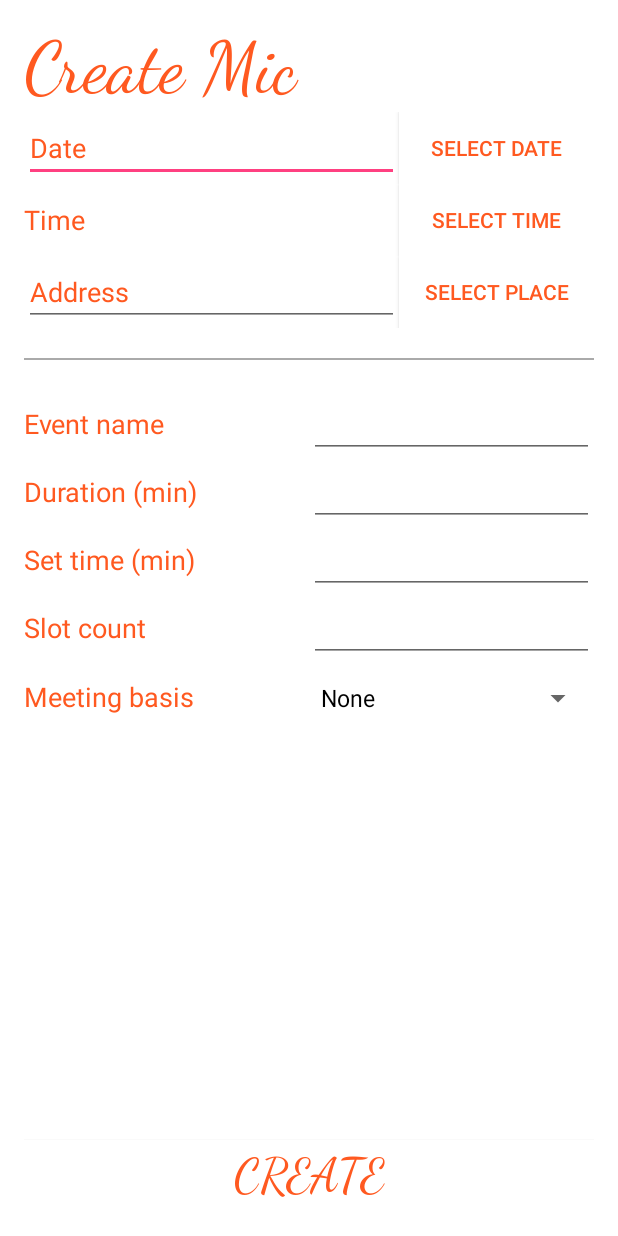
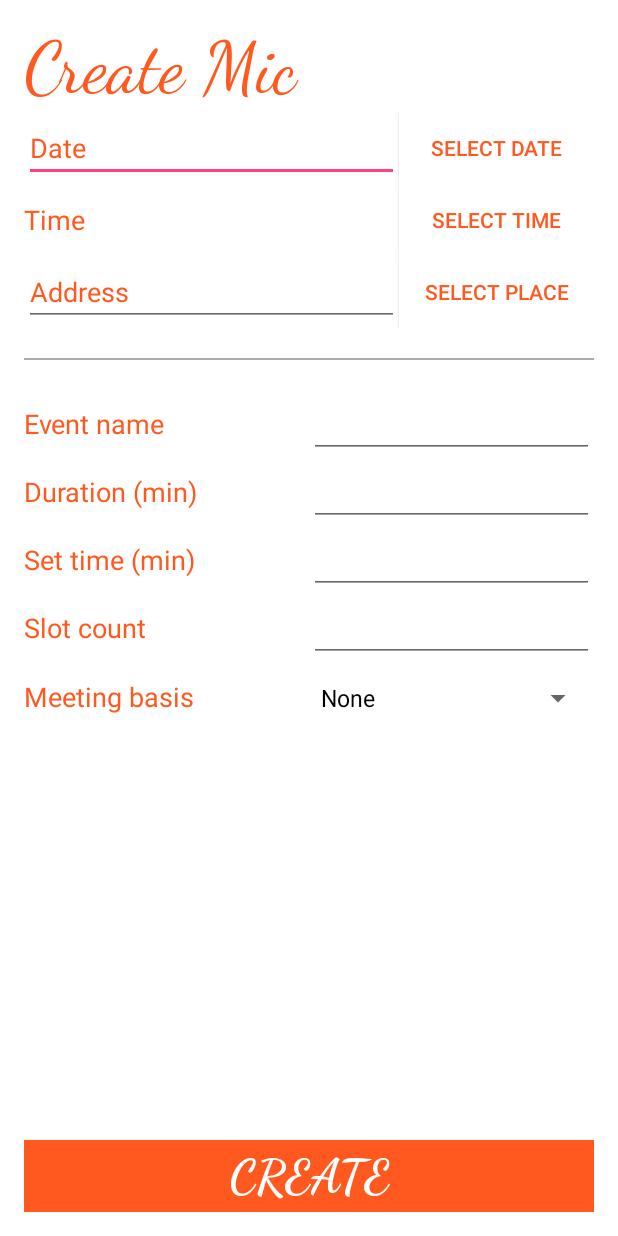
Before and after one commit to StephenAman/CS-194, an Android app: the CreateMic screen opened directly, with no data from a screen before it, on a phone screen of 412 x 824 dp. Run offline under Robolectric (Android 15) with nearby library versions, the phone set to English and light mode, and no system bars.

Commit message:
New designs for Micspot and also possible correction for error Pete's getting with opening app.

```diff
--- a/Micspot/app/build.gradle
+++ b/Micspot/app/build.gradle
@@ -8,7 +8,7 @@ android {
         minSdkVersion 15
         targetSdkVersion 25
         versionCode 1
-        versionName "1.0"
+        versionName "1.10"
         testInstrumentationRunner "android.support.test.runner.AndroidJUnitRunner"
     }
     buildTypes {
@@ -25,7 +25,7 @@ dependencies {
         exclude group: 'com.android.support', module: 'support-annotations'
     })
     compile 'com.android.support:appcompat-v7:25.1.1'
-    compile 'com.google.android.gms:play-services:6.5.87'
+    compile  'com.google.android.gms:play-services:9.0.2'
     compile 'com.squareup.retrofit2:retrofit:2.1.0'
     compile 'com.squareup.retrofit2:converter-gson:2.1.0'
     compile 'com.google.code.gson:gson:2.8.0'
--- a/Micspot/app/src/main/AndroidManifest.xml
+++ b/Micspot/app/src/main/AndroidManifest.xml
@@ -27,7 +27,7 @@
         -->
         <meta-data
             android:name="com.google.android.geo.API_KEY"
-            android:value="@string/google_maps_key" />
+            android:value="AIzaSyCPM5no-6FzKkHfvWaiQROas9_cJiOTPtM" />
         <meta-data
             android:name="com.facebook.sdk.ApplicationId"
             android:value="@string/facebook_app_id" />
--- a/Micspot/app/src/main/java/com/example/pball/micspot/MicMap.java
+++ b/Micspot/app/src/main/java/com/example/pball/micspot/MicMap.java
@@ -147,11 +147,11 @@ public class MicMap extends FragmentActivity implements OnMapReadyCallback, Goog
         for (MicSpotService.MicSummary mic : mics) {
             LatLng micLocation = new LatLng(mic.venueLat, mic.venueLng);
             MarkerOptions marker = new MarkerOptions();
-            float markerColor = BitmapDescriptorFactory.HUE_ORANGE;
+            marker.icon(BitmapDescriptorFactory.fromAsset("Blue.bmp"));
             if (mic.status.equals("yellow")) {
-                markerColor = BitmapDescriptorFactory.HUE_YELLOW;
+                marker.icon(BitmapDescriptorFactory.fromAsset("Yellow.bmp"));
             }
-            marker.icon(BitmapDescriptorFactory.defaultMarker(markerColor));
+            //marker.icon(BitmapDescriptorFactory.defaultMarker(markerColor)); //old default marker method
             builder.include(micLocation);
             mMap.addMarker(marker.position(micLocation).title(mic.micId));
         }
--- a/Micspot/app/src/main/res/layout/activity_create_mic.xml
+++ b/Micspot/app/src/main/res/layout/activity_create_mic.xml
@@ -21,7 +21,7 @@
 
         <TextView
             android:text="Create Mic"
-            android:textColor="#FF5920"
+            android:textColor="@color/micspotOrange"
             android:fontFamily="cursive"
             android:textSize="48dp"
             android:layout_width="match_parent"
@@ -42,13 +42,13 @@
                 android:ems="10"
                 android:id="@+id/mic_date_field"
                 android:layout_weight="1"
-                android:textColorHint="#FF5920"
+                android:textColorHint="@color/micspotOrange"
                 android:textAlignment="viewStart"
                 android:hint="Date"/>
 
             <Button
                 android:text="Select date"
-                android:textColor="#FF5920"
+                android:textColor="@color/micspotOrange"
                 android:background="#FFFFFF"
                 android:layout_width="130dp"
                 android:layout_height="wrap_content"
@@ -72,14 +72,14 @@
                 android:id="@+id/mic_time_field"
                 android:layout_weight="1"
                 android:hint="Time"
-                android:textColorHint="#FF5920"
-                android:textColor="#FF5920"
+                android:textColorHint="@color/micspotOrange"
+                android:textColor="@color/micspotOrange"
                 android:background="#FFFFFF"
                 android:textAlignment="textStart" />
 
             <Button
                 android:text="Select time"
-                android:textColor="#FF5920"
+                android:textColor="@color/micspotOrange"
                 android:background="#FFFFFF"
                 android:layout_height="wrap_content"
                 android:id="@+id/time_button"
@@ -100,12 +100,12 @@
                 android:ems="10"
                 android:id="@+id/mic_address_field"
                 android:layout_weight="1"
-                android:textColorHint="#FF5920"
+                android:textColorHint="@color/micspotOrange"
                 android:hint="Address" />
 
             <Button
                 android:text="Select place"
-                android:textColor="#FF5920"
+                android:textColor="@color/micspotOrange"
                 android:background="#FFFFFF"
                 android:layout_height="wrap_content"
                 android:id="@+id/place_button"
@@ -131,7 +131,7 @@
 
                 <TextView
                     android:text="Event name"
-                    android:textColor="#ff5920"
+                    android:textColor="@color/micspotOrange"
                     android:id="@+id/textView2"
                     android:textAppearance="@android:style/TextAppearance.Material.Medium"
                     android:layout_width="0dp"
@@ -141,7 +141,7 @@
 
                 <EditText
                     android:inputType="textPersonName"
-                    android:textColor="#ff5920"
+                    android:textColor="@color/micspotOrange"
                     android:ems="10"
                     android:id="@+id/mic_name_field"
                     android:layout_width="0dp"
@@ -158,7 +158,7 @@
                 <TextView
                     android:text="Duration (min)"
                     android:id="@+id/textView6"
-                    android:textColor="#ff5920"
+                    android:textColor="@color/micspotOrange"
                     android:textAppearance="@android:style/TextAppearance.Material.Medium"
                     android:layout_width="0dp"
                     android:layout_height="wrap_content"
@@ -182,7 +182,7 @@
 
                 <TextView
                     android:text="Set time (min)"
-                    android:textColor="#ff5920"
+                    android:textColor="@color/micspotOrange"
 
                     android:id="@+id/textView7"
                     android:textAppearance="@android:style/TextAppearance.Material.Medium"
@@ -208,7 +208,7 @@
 
                 <TextView
                     android:text="Slot count"
-                    android:textColor="#ff5920"
+                    android:textColor="@color/micspotOrange"
 
                     android:id="@+id/textView8"
                     android:textAppearance="@android:style/TextAppearance.Material.Medium"
@@ -234,7 +234,7 @@
 
                 <TextView
                     android:text="Meeting basis"
-                    android:textColor="#ff5920"
+                    android:textColor="@color/micspotOrange"
                     android:id="@+id/textView5"
                     android:textAppearance="@android:style/TextAppearance.Material.Medium"
                     android:layout_width="0dp"
@@ -259,10 +259,11 @@
 
     <Button
         android:text="Create"
+        android:textStyle="bold"
         android:fontFamily="cursive"
         android:textSize="32dp"
-        android:textColor="#ff5920"
-        android:background="#FFFFFF"
+        android:textColor="@color/white"
+        android:background="@color/micspotOrange"
         android:layout_width="match_parent"
         android:layout_height="wrap_content"
         android:id="@+id/create_button"
--- a/Micspot/app/src/main/res/layout/activity_sign_up.xml
+++ b/Micspot/app/src/main/res/layout/activity_sign_up.xml
@@ -8,6 +8,8 @@
     android:paddingLeft="@dimen/activity_horizontal_margin"
     android:paddingRight="@dimen/activity_horizontal_margin"
     android:paddingTop="@dimen/activity_vertical_margin"
+    android:background="@color/white"
+
     tools:context="com.example.pball.micspot.SignUpActivity">
 
     <ListView
--- a/Micspot/app/src/main/res/values/colors.xml
+++ b/Micspot/app/src/main/res/values/colors.xml
@@ -1,5 +1,9 @@
 <?xml version="1.0" encoding="utf-8"?>
 <resources>
+    <color name="micspotBlue">#2BAAF6</color>
+    <color name="micspotOrange">#FF5920</color>
+    <color name="micspotYellow">#FFC420</color>
+    <color name="white">#FFFFFF</color>
     <color name="colorPrimary">#3F51B5</color>
     <color name="colorPrimaryDark">#303F9F</color>
     <color name="colorAccent">#FF4081</color>
```
Also changed, not shown: Micspot/app/src/main/res/drawable/round_button.xml (added, +14 -0 lines), Micspot/app/src/main/res/layout/activity_login.xml (+17 -14 lines), Micspot/app/src/main/res/layout/activity_mic_map.xml (+8 -3 lines), Micspot/app/gradle/wrapper/gradle-wrapper.properties, 3 other files.
